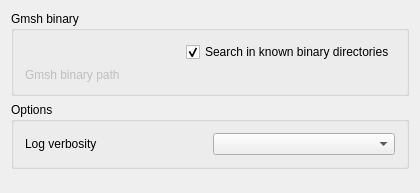
First picture: the form in src/Mod/Fem/Gui/DlgSettingsFemGmsh.ui, repository southseact-3d/fcd, before the edit.
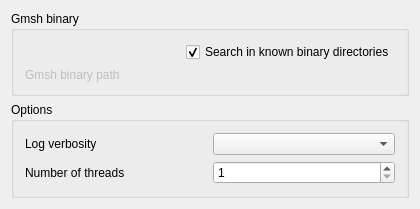
Second picture: the form after the edit. Custom widgets are drawn as their Qt base class.

Commit message: Fem: Add preference entry to set Gmsh number of threads

```diff
--- a/src/Mod/Fem/Gui/DlgSettingsFemGmsh.ui
+++ b/src/Mod/Fem/Gui/DlgSettingsFemGmsh.ui
@@ -151,6 +151,32 @@
           </property>
          </widget>
         </item>
+        <item row="1" column="0">
+         <widget class="QLabel" name="lbl_threads">
+          <property name="text">
+           <string>Number of threads</string>
+          </property>
+         </widget>
+        </item>
+        <item row="1" column="1">
+         <widget class="Gui::PrefSpinBox" name="sb_threads">
+          <property name="alignment">
+           <set>Qt::AlignLeft|Qt::AlignTrailing|Qt::AlignVCenter</set>
+          </property>
+          <property name="toolTip">
+           <string>Number of threads used for meshing</string>
+          </property>
+          <property name="minimum">
+           <number>1</number>
+          </property>
+          <property name="prefEntry" stdset="0">
+           <cstring>NumOfThreads</cstring>
+          </property>
+          <property name="prefPath" stdset="0">
+           <cstring>Mod/Fem/Gmsh</cstring>
+          </property>
+         </widget>
+        </item>
        </layout>
       </item>
      </layout>
@@ -193,6 +219,11 @@
    <extends>QComboBox</extends>
    <header>Gui/PrefWidgets.h</header>
   </customwidget>
+  <customwidget>
+   <class>Gui::PrefSpinBox</class>
+   <extends>QSpinBox</extends>
+   <header>Gui/PrefWidgets.h</header>
+  </customwidget>
  </customwidgets>
  <resources>
   <include location="Resources/Fem.qrc"/>
```
The commit also changes 2 other files.
